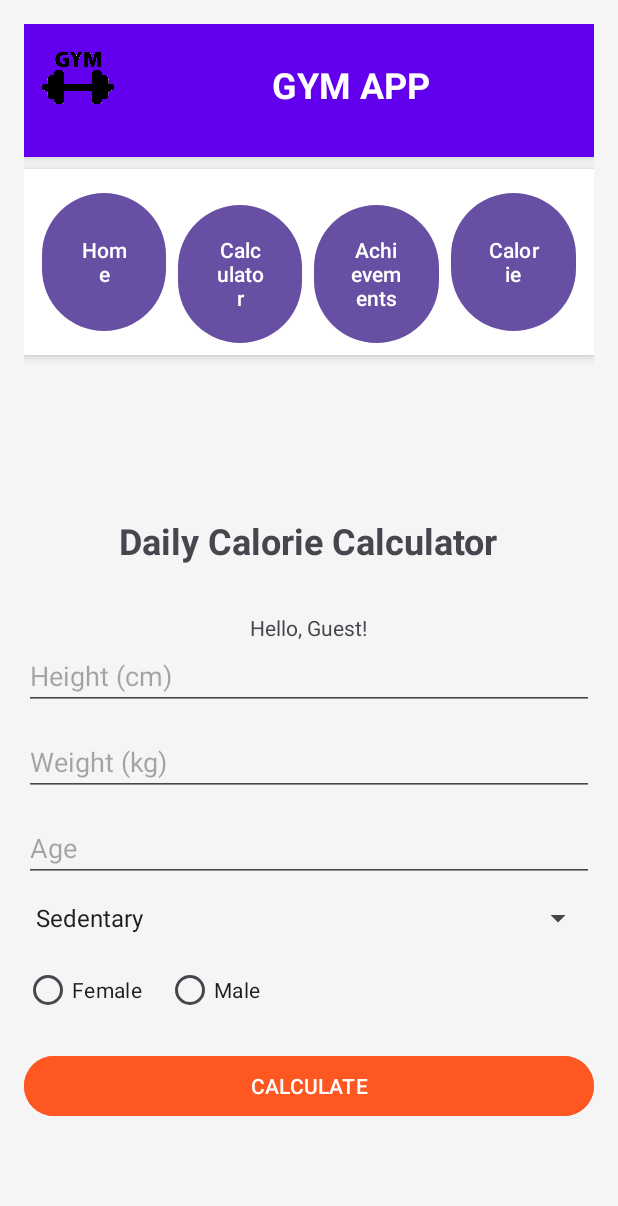
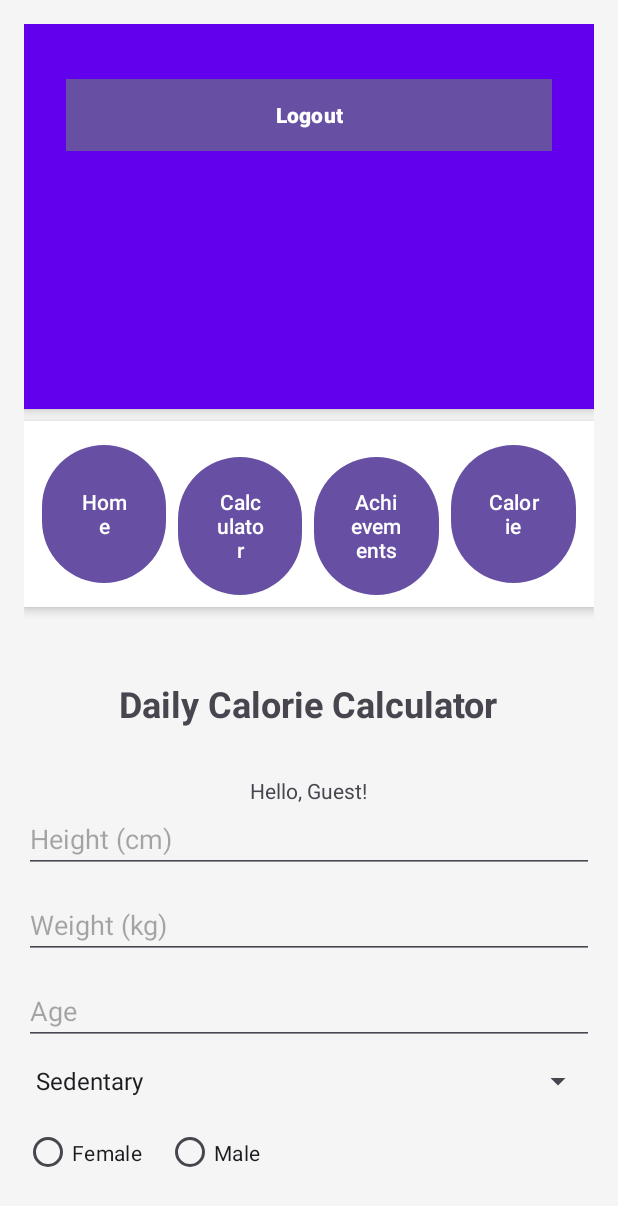
Before and after one commit to emirardagn/project_part_1, an Android app: the MainActivity screen opened directly, with no data from a screen before it, after a tap on "Calculator", on a phone screen of 412 x 824 dp. Shown: the top 1206 px of the screen. Run offline under Robolectric (Android 15) with nearby library versions, the phone set to English and light mode, and no system bars; our stand-ins replace Firebase (no records; nobody signed in at launch, a user with empty details on screens opened directly), data binding.

Commit message:
minor changes :D

```diff
--- a/app/src/main/java/com/example/novnavex/MainActivity.kt
+++ b/app/src/main/java/com/example/novnavex/MainActivity.kt
@@ -1,5 +1,6 @@
 package com.example.novnavex
 
+import android.content.Intent
 import android.os.Bundle
 import android.widget.Button
 import androidx.activity.enableEdgeToEdge
@@ -7,61 +8,66 @@ import androidx.activity.viewModels
 import androidx.appcompat.app.AppCompatActivity
 import androidx.core.view.ViewCompat
 import androidx.core.view.WindowInsetsCompat
-import androidx.navigation.NavController
-import androidx.navigation.Navigation
 import androidx.navigation.fragment.NavHostFragment
 import com.example.novnavex.viewmodel.UserViewModel
+import com.google.firebase.auth.FirebaseAuth
 
 class MainActivity : AppCompatActivity() {
+    private lateinit var firebaseAuth: FirebaseAuth
     val userViewModel: UserViewModel by viewModels()
+
     override fun onCreate(savedInstanceState: Bundle?) {
         super.onCreate(savedInstanceState)
         enableEdgeToEdge()
         setContentView(R.layout.activity_main)
 
+        // Initialize Firebase Auth
+        firebaseAuth = FirebaseAuth.getInstance()
+
+        // Check if user is logged in, otherwise redirect to login
+        if (firebaseAuth.currentUser == null) {
+            navigateToLogin()
+            return
+        }
+
         // Get reference to the NavHostFragment
         val navHostFragment = supportFragmentManager.findFragmentById(R.id.myNavHostFragment) as NavHostFragment
         val navController = navHostFragment.navController
-
-        // Pass ViewModel to the fragments
-
 
         // Set OnClickListener for buttons
         val mainButton = findViewById<Button>(R.id.mainButton)
         val profileButton = findViewById<Button>(R.id.calculatorButton)
         val achievementButton = findViewById<Button>(R.id.achievementButton)
         val calorieButton = findViewById<Button>(R.id.calorieButton)
+        val logoutButton = findViewById<Button>(R.id.logoutButton)
 
         mainButton.setOnClickListener {
             // Navigate to Main Fragment
             navController.navigate(R.id.mainFragment)
         }
 
-
         profileButton.setOnClickListener {
-            // Get the username from the UserViewModel
-            val username = userViewModel.userName.value
-
-            // Create a Bundle and put the username in it
+            // Navigate to Calculator Fragment with username
+            val username = userViewModel.userName.value ?: "Guest"
             val bundle = Bundle()
-            if (username != null) {
-                bundle.putString("userName", username)  // Passing the "userName" argument
-            } else {
-                // Handle case where username might be null, maybe provide a default value
-                bundle.putString("userName", "Guest")  // Or any default value you prefer
-            }
-            navController.navigate(R.id.CalculatorFragment,bundle)
+            bundle.putString("userName", username)
+            navController.navigate(R.id.CalculatorFragment, bundle)
         }
 
         achievementButton.setOnClickListener {
             // Navigate to Achievement Fragment
-
             navController.navigate(R.id.achievementFragment)
         }
 
         calorieButton.setOnClickListener {
-            // Navigate to calorie Fragment
+            // Navigate to Calorie Fragment
             navController.navigate(R.id.calorieFragment)
+        }
+
+        logoutButton.setOnClickListener {
+            // Logout user and redirect to LoginActivity
+            firebaseAuth.signOut()
+            navigateToLogin()
         }
 
         // Optional: Handle window insets for edge-to-edge layout
@@ -71,4 +77,11 @@ class MainActivity : AppCompatActivity() {
             insets
         }
     }
+
+    private fun navigateToLogin() {
+        val intent = Intent(this, LoginActivity::class.java)
+        intent.flags = Intent.FLAG_ACTIVITY_NEW_TASK or Intent.FLAG_ACTIVITY_CLEAR_TASK
+        startActivity(intent)
+        finish()
+    }
 }
--- a/app/src/main/res/layout/activity_main.xml
+++ b/app/src/main/res/layout/activity_main.xml
@@ -28,7 +28,19 @@
             android:padding="12dp"
             android:elevation="4dp"
             android:layout_marginBottom="8dp">
-
+            <Button
+                android:id="@+id/logoutButton"
+                android:layout_width="match_parent"
+                android:layout_height="wrap_content"
+                android:text="Logout"
+                android:layout_margin="16dp"
+                android:background="@color/primary"
+                android:textColor="@color/white"
+                android:textStyle="bold"
+                android:elevation="4dp"
+                app:layout_constraintBottom_toBottomOf="parent"
+                app:layout_constraintStart_toStartOf="parent"
+                app:layout_constraintEnd_toEndOf="parent" />
             <!-- App Logo/Image -->
             <ImageView
                 android:id="@+id/appLogo"
```
